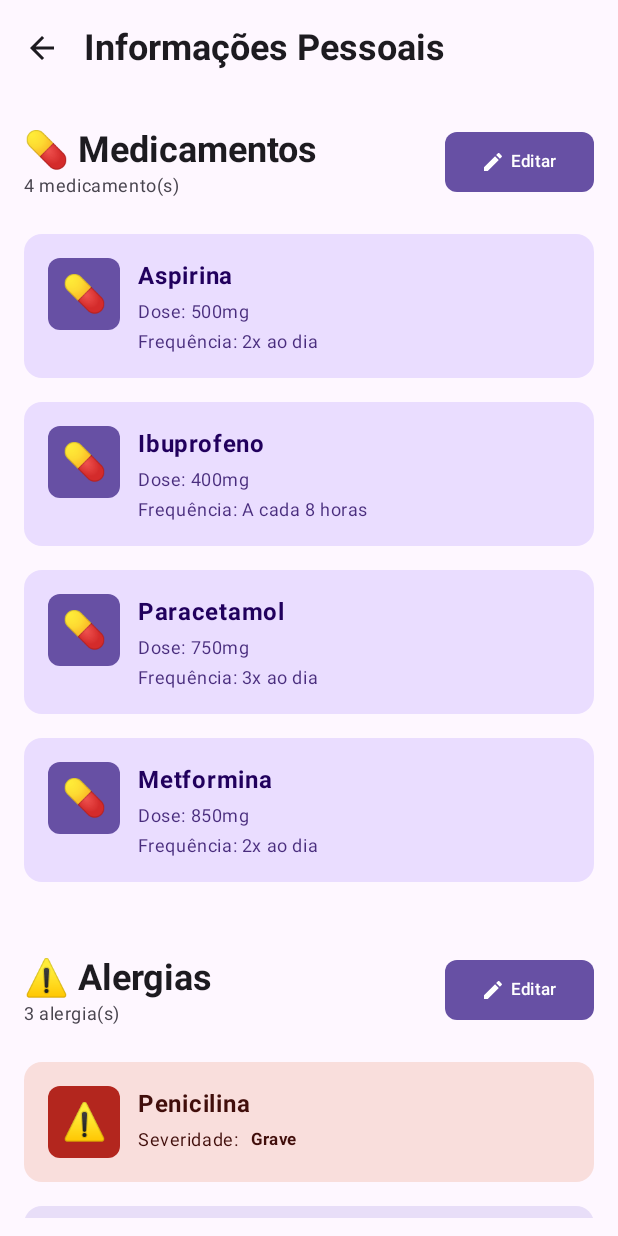
After one commit to ronaldocoding/hospital-maps, an Android app built with Jetpack Compose: the composable PersonalInfoScreen shown on its own in the app's theme, on a phone screen of 412 x 824 dp. The commit adds this screen. Run offline under Robolectric (Android 15) with nearby library versions, the phone set to English and light mode, and no system bars.

Commit message:
feat: Create PersonalInfoScreen

```diff
--- a/app/src/main/java/br/com/hospitalmaps/di/HospitalMapsModule.kt
+++ b/app/src/main/java/br/com/hospitalmaps/di/HospitalMapsModule.kt
@@ -6,6 +6,7 @@ import br.com.hospitalmaps.presentation.locationpermission.viewmodel.LocationPer
 import br.com.hospitalmaps.presentation.home.viewmodel.HomeViewModel
 import br.com.hospitalmaps.presentation.login.viewmodel.LoginViewModel
 import br.com.hospitalmaps.presentation.main.viewmodel.MainViewModel
+import br.com.hospitalmaps.presentation.personalinfo.viewmodel.PersonalInfoViewModel
 import br.com.hospitalmaps.presentation.signup.viewmodel.SignUpViewModel
 import com.google.android.gms.location.LocationServices
 import com.google.android.libraries.places.api.Places
@@ -23,5 +24,6 @@ val hospitalMapsModule = module {
     viewModelOf(::LocationPermissionViewModel)
     viewModelOf(::LoginViewModel)
     viewModelOf(::SignUpViewModel)
+    viewModelOf(::PersonalInfoViewModel)
     viewModelOf(::MainViewModel)
 }
--- a/app/src/main/java/br/com/hospitalmaps/navigation/Route.kt
+++ b/app/src/main/java/br/com/hospitalmaps/navigation/Route.kt
@@ -17,4 +17,7 @@ object Route {
 
     @Serializable
     data object SignUp
+
+    @Serializable
+    data object PersonalInfo
 }
--- /dev/null
+++ b/app/src/main/java/br/com/hospitalmaps/presentation/personalinfo/state/PersonalInfoUiState.kt
@@ -0,0 +1,101 @@
+package br.com.hospitalmaps.presentation.personalinfo.state
+
+data class Medicine(
+    val id: String,
+    val name: String,
+    val dosage: String,
+    val frequency: String,
+)
+
+data class Allergy(
+    val id: String,
+    val name: String,
+    val severity: String, // Leve, Moderada, Grave
+)
+
+data class Disease(
+    val id: String,
+    val name: String,
+    val status: String, // Ativo, Controlado, Curado
+)
+
+data class PersonalInfoUiModel(
+    val medicines: List<Medicine> = emptyList(),
+    val allergies: List<Allergy> = emptyList(),
+    val diseases: List<Disease> = emptyList(),
+    val isLoading: Boolean = false,
+)
+
+sealed class PersonalInfoUiState {
+    data object Idle : PersonalInfoUiState()
+
+    data class Content(val uiModel: PersonalInfoUiModel) : PersonalInfoUiState()
+
+    data object Error : PersonalInfoUiState()
+}
+
+// Fake data
+fun getFakePersonalInfo(): PersonalInfoUiModel {
+    return PersonalInfoUiModel(
+        medicines = listOf(
+            Medicine(
+                id = "1",
+                name = "Aspirina",
+                dosage = "500mg",
+                frequency = "2x ao dia"
+            ),
+            Medicine(
+                id = "2",
+                name = "Ibuprofeno",
+                dosage = "400mg",
+                frequency = "A cada 8 horas"
+            ),
+            Medicine(
+                id = "3",
+                name = "Paracetamol",
+                dosage = "750mg",
+                frequency = "3x ao dia"
+            ),
+            Medicine(
+                id = "4",
+                name = "Metformina",
+                dosage = "850mg",
+                frequency = "2x ao dia"
+            ),
+        ),
+        allergies = listOf(
+            Allergy(
+                id = "1",
+                name = "Penicilina",
+                severity = "Grave"
+            ),
+            Allergy(
+                id = "2",
+                name = "Amendoim",
+                severity = "Moderada"
+            ),
+            Allergy(
+                id = "3",
+                name = "Frutos do mar",
+                severity = "Leve"
+            ),
+        ),
+        diseases = listOf(
+            Disease(
+                id = "1",
+                name = "Hipertensão",
+                status = "Controlada"
+            ),
+            Disease(
+                id = "2",
+                name = "Diabetes tipo 2",
+                status = "Ativo"
+            ),
+            Disease(
+                id = "3",
+                name = "Asma",
+                status = "Controlada"
+            ),
+        )
+    )
+}
--- /dev/null
+++ b/app/src/main/java/br/com/hospitalmaps/presentation/personalinfo/view/PersonalInfoScreen.kt
@@ -0,0 +1,539 @@
+package br.com.hospitalmaps.presentation.personalinfo.view
+
+import androidx.compose.foundation.background
+import androidx.compose.foundation.layout.Arrangement
+import androidx.compose.foundation.layout.Box
+import androidx.compose.foundation.layout.Column
+import androidx.compose.foundation.layout.Row
+import androidx.compose.foundation.layout.Spacer
+import androidx.compose.foundation.layout.fillMaxSize
+import androidx.compose.foundation.layout.fillMaxWidth
+import androidx.compose.foundation.layout.height
+import androidx.compose.foundation.layout.padding
+import androidx.compose.foundation.layout.size
+import androidx.compose.foundation.lazy.LazyColumn
+import androidx.compose.foundation.lazy.items
+import androidx.compose.foundation.shape.RoundedCornerShape
+import androidx.compose.material.icons.Icons
+import androidx.compose.material.icons.automirrored.filled.ArrowBack
+import androidx.compose.material.icons.filled.Edit
+import androidx.compose.material3.Button
+import androidx.compose.material3.ButtonDefaults
+import androidx.compose.material3.Card
+import androidx.compose.material3.CardDefaults
+import androidx.compose.material3.ExperimentalMaterial3Api
+import androidx.compose.material3.Icon
+import androidx.compose.material3.IconButton
+import androidx.compose.material3.MaterialTheme
+import androidx.compose.material3.Scaffold
+import androidx.compose.material3.Text
+import androidx.compose.material3.TopAppBar
+import androidx.compose.material3.TopAppBarDefaults
+import androidx.compose.runtime.Composable
+import androidx.compose.runtime.LaunchedEffect
+import androidx.compose.runtime.getValue
+import androidx.compose.runtime.mutableStateOf
+import androidx.compose.runtime.saveable.rememberSaveable
+import androidx.compose.ui.Alignment
+import androidx.compose.ui.Modifier
+import androidx.compose.ui.text.font.FontWeight
+import androidx.compose.ui.text.style.TextOverflow
+import androidx.compose.ui.tooling.preview.Preview
+import androidx.compose.ui.unit.dp
+import androidx.lifecycle.compose.collectAsStateWithLifecycle
+import br.com.hospitalmaps.presentation.personalinfo.action.PersonalInfoAction
+import br.com.hospitalmaps.presentation.personalinfo.event.PersonalInfoEvent
+import br.com.hospitalmaps.presentation.personalinfo.state.Allergy
+import br.com.hospitalmaps.presentation.personalinfo.state.Disease
+import br.com.hospitalmaps.presentation.personalinfo.state.Medicine
+import br.com.hospitalmaps.presentation.personalinfo.state.PersonalInfoUiState
+import br.com.hospitalmaps.presentation.personalinfo.viewmodel.PersonalInfoViewModel
+import br.com.hospitalmaps.shared.utils.ObserveAsEvents
+import br.com.hospitalmaps.ui.theme.HospitalMapsAppTheme
+import org.koin.androidx.compose.koinViewModel
+
+@Composable
+fun PersonalInfoScreen(
+    onBackClick: () -> Unit = {},
+    onEditMedicinesClick: () -> Unit = {},
+    onEditAllergiesClick: () -> Unit = {},
+    onEditDiseasesClick: () -> Unit = {}
+) {
+    val viewModel: PersonalInfoViewModel = koinViewModel()
+    val uiState by viewModel.uiState.collectAsStateWithLifecycle()
+    val isInitialized = rememberSaveable { mutableStateOf(false) }
+
+    LaunchedEffect(Unit) {
+        if (isInitialized.value.not()) viewModel.onAction(PersonalInfoAction.OnInitialized)
+        isInitialized.value = true
+    }
+
+    ObserveAsEvents(viewModel.event) { event ->
+        when (event) {
+            PersonalInfoEvent.NavigateBack -> onBackClick()
+            PersonalInfoEvent.NavigateToEditMedicines -> onEditMedicinesClick()
+            PersonalInfoEvent.NavigateToEditAllergies -> onEditAllergiesClick()
+            PersonalInfoEvent.NavigateToEditDiseases -> onEditDiseasesClick()
+            is PersonalInfoEvent.ShowError -> {
+                // TODO: Show error message
+            }
+        }
+    }
+
+    when (uiState) {
+        is PersonalInfoUiState.Idle -> Unit
+        is PersonalInfoUiState.Content -> {
+            val model = (uiState as PersonalInfoUiState.Content).uiModel
+            PersonalInfoScreenContent(
+                medicines = model.medicines,
+                allergies = model.allergies,
+                diseases = model.diseases,
+                onEditMedicinesClick = { viewModel.onAction(PersonalInfoAction.OnEditMedicinesClicked) },
+                onEditAllergiesClick = { viewModel.onAction(PersonalInfoAction.OnEditAllergiesClicked) },
+                onEditDiseasesClick = { viewModel.onAction(PersonalInfoAction.OnEditDiseasesClicked) },
+                onBackClick = { viewModel.onAction(PersonalInfoAction.OnBackClicked) }
+            )
+        }
+
+        is PersonalInfoUiState.Error -> Unit
+    }
+}
+
+@OptIn(ExperimentalMaterial3Api::class)
+@Composable
+private fun PersonalInfoScreenContent(
+    medicines: List<Medicine>,
+    allergies: List<Allergy>,
+    diseases: List<Disease>,
+    onEditMedicinesClick: () -> Unit,
+    onEditAllergiesClick: () -> Unit,
+    onEditDiseasesClick: () -> Unit,
+    onBackClick: () -> Unit
+) {
+    Scaffold(
+        topBar = {
+            TopAppBar(
+                title = {
+                    Text(
+                        text = "Informações Pessoais",
+                        style = MaterialTheme.typography.headlineSmall,
+                        fontWeight = FontWeight.Bold,
+                        color = MaterialTheme.colorScheme.onSurface
+                    )
+                },
+                navigationIcon = {
+                    IconButton(onClick = onBackClick) {
+                        Icon(
+                            imageVector = Icons.AutoMirrored.Filled.ArrowBack,
+                            contentDescription = "Voltar",
+                            tint = MaterialTheme.colorScheme.onSurface
+                        )
+                    }
+                },
+                colors = TopAppBarDefaults.topAppBarColors(
+                    containerColor = MaterialTheme.colorScheme.surface,
+                    titleContentColor = MaterialTheme.colorScheme.onSurface
+                )
+            )
+        },
+        modifier = Modifier
+            .fillMaxSize()
+            .background(MaterialTheme.colorScheme.surface)
+    ) { innerPadding ->
+        LazyColumn(
+            modifier = Modifier
+                .fillMaxSize()
+                .padding(innerPadding)
+                .padding(horizontal = 16.dp, vertical = 12.dp),
+            verticalArrangement = Arrangement.spacedBy(16.dp)
+        ) {
+            // Medicines Section
+            item {
+                InfoSection(
+                    title = "💊 Medicamentos",
+                    description = "${medicines.size} medicamento(s)",
+                    onEditClick = onEditMedicinesClick
+                )
+            }
+
+            if (medicines.isNotEmpty()) {
+                items(medicines) { medicine ->
+                    MedicineCard(medicine = medicine)
+                }
+            } else {
+                item {
+                    EmptyStateCard(
+                        text = "Nenhum medicamento registrado",
+                        icon = "🔍"
+                    )
+                }
+            }
+
+            item {
+                Spacer(modifier = Modifier.height(8.dp))
+            }
+
+            // Allergies Section
+            item {
+                InfoSection(
+                    title = "⚠️ Alergias",
+                    description = "${allergies.size} alergia(s)",
+                    onEditClick = onEditAllergiesClick
+                )
+            }
+
+            if (allergies.isNotEmpty()) {
+                items(allergies) { allergy ->
+                    AllergyCard(allergy = allergy)
+                }
+            } else {
+                item {
+                    EmptyStateCard(
+                        text = "Nenhuma alergia registrada",
+                        icon = "✓"
+                    )
+                }
+            }
+
+            item {
+                Spacer(modifier = Modifier.height(8.dp))
+            }
+
+            // Diseases Section
+            item {
+                InfoSection(
+                    title = "🏥 Doenças",
+                    description = "${diseases.size} doença(s)",
+                    onEditClick = onEditDiseasesClick
+                )
+            }
+
+            if (diseases.isNotEmpty()) {
+                items(diseases) { disease ->
+                    DiseaseCard(disease = disease)
+                }
+            } else {
+                item {
+                    EmptyStateCard(
+                        text = "Nenhuma doença registrada",
+                        icon = "🌟"
+                    )
+                }
+            }
+
+            item {
+                Spacer(modifier = Modifier.height(16.dp))
+            }
+        }
+    }
+}
+
+@Composable
+private fun InfoSection(
+    title: String,
+    description: String,
+    onEditClick: () -> Unit
+) {
+    Row(
+        modifier = Modifier
+            .fillMaxWidth()
+            .padding(vertical = 8.dp),
+        horizontalArrangement = Arrangement.SpaceBetween,
+        verticalAlignment = Alignment.CenterVertically
+    ) {
+        Column(
+            modifier = Modifier.weight(1f)
+        ) {
+            Text(
+                text = title,
+                style = MaterialTheme.typography.headlineSmall,
+                fontWeight = FontWeight.Bold,
+                color = MaterialTheme.colorScheme.onSurface
+            )
+            Text(
+                text = description,
+                style = MaterialTheme.typography.bodySmall,
+                color = MaterialTheme.colorScheme.onSurfaceVariant
+            )
+        }
+
+        Button(
+            onClick = onEditClick,
+            modifier = Modifier.height(40.dp),
+            shape = RoundedCornerShape(8.dp),
+            colors = ButtonDefaults.buttonColors(
+                containerColor = MaterialTheme.colorScheme.primary
+            )
+        ) {
+            Icon(
+                imageVector = Icons.Default.Edit,
+                contentDescription = "Editar",
+                modifier = Modifier.size(16.dp),
+                tint = MaterialTheme.colorScheme.onPrimary
+            )
+            Spacer(modifier = Modifier.size(4.dp))
+            Text(
+                text = "Editar",
+                style = MaterialTheme.typography.labelSmall,
+                color = MaterialTheme.colorScheme.onPrimary
+            )
+        }
+    }
+}
+
+@Composable
+private fun MedicineCard(medicine: Medicine) {
+    Card(
+        modifier = Modifier.fillMaxWidth(),
+        shape = RoundedCornerShape(12.dp),
+        colors = CardDefaults.cardColors(
+            containerColor = MaterialTheme.colorScheme.primaryContainer,
+            contentColor = MaterialTheme.colorScheme.onPrimaryContainer
+        )
+    ) {
+        Row(
+            modifier = Modifier
+                .fillMaxWidth()
+                .padding(16.dp),
+            horizontalArrangement = Arrangement.spacedBy(12.dp),
+            verticalAlignment = Alignment.Top
+        ) {
+            // Icon
+            Box(
+                modifier = Modifier
+                    .size(48.dp)
+                    .background(
+                        color = MaterialTheme.colorScheme.primary,
+                        shape = RoundedCornerShape(8.dp)
+                    ),
+                contentAlignment = Alignment.Center
+            ) {
+                Text(
+                    text = "💊",
+                    style = MaterialTheme.typography.headlineSmall
+                )
+            }
+
+            // Content
+            Column(
+                modifier = Modifier.weight(1f),
+                verticalArrangement = Arrangement.spacedBy(4.dp)
+            ) {
+                Text(
+                    text = medicine.name,
+                    style = MaterialTheme.typography.bodyLarge,
+                    fontWeight = FontWeight.Bold,
+                    color = MaterialTheme.colorScheme.onPrimaryContainer
+                )
+                Text(
+                    text = "Dose: ${medicine.dosage}",
+                    style = MaterialTheme.typography.bodySmall,
+                    color = MaterialTheme.colorScheme.onPrimaryContainer.copy(alpha = 0.8f)
+                )
+                Text(
+                    text = "Frequência: ${medicine.frequency}",
+                    style = MaterialTheme.typography.bodySmall,
+                    color = MaterialTheme.colorScheme.onPrimaryContainer.copy(alpha = 0.8f)
+                )
+            }
+        }
+    }
+}
+
+@Composable
+private fun AllergyCard(allergy: Allergy) {
+    Card(
+        modifier = Modifier.fillMaxWidth(),
+        shape = RoundedCornerShape(12.dp),
+        colors = CardDefaults.cardColors(
+            containerColor = when (allergy.severity) {
+                "Grave" -> MaterialTheme.colorScheme.errorContainer
+                "Moderada" -> MaterialTheme.colorScheme.secondaryContainer
+                else -> MaterialTheme.colorScheme.tertiaryContainer
+            },
+            contentColor = when (allergy.severity) {
+                "Grave" -> MaterialTheme.colorScheme.onErrorContainer
+                "Moderada" -> MaterialTheme.colorScheme.onSecondaryContainer
+                else -> MaterialTheme.colorScheme.onTertiaryContainer
+            }
+        )
+    ) {
+        Row(
+            modifier = Modifier
+                .fillMaxWidth()
+                .padding(16.dp),
+            horizontalArrangement = Arrangement.spacedBy(12.dp),
+            verticalAlignment = Alignment.Top
+        ) {
+            // Icon
+            Box(
+                modifier = Modifier
+                    .size(48.dp)
+                    .background(
+                        color = when (allergy.severity) {
+                            "Grave" -> MaterialTheme.colorScheme.error
+                            "Moderada" -> MaterialTheme.colorScheme.secondary
+                            else -> MaterialTheme.colorScheme.tertiary
+                        },
+                        shape = RoundedCornerShape(8.dp)
+                    ),
+                contentAlignment = Alignment.Center
+            ) {
+                Text(
+                    text = "⚠️",
+                    style = MaterialTheme.typography.headlineSmall
+                )
+            }
+
+            // Content
+            Column(
+                modifier = Modifier.weight(1f),
+                verticalArrangement = Arrangement.spacedBy(4.dp)
+            ) {
+                Text(
+                    text = allergy.name,
+                    style = MaterialTheme.typography.bodyLarge,
+                    fontWeight = FontWeight.Bold,
+                    maxLines = 1,
+                    overflow = TextOverflow.Ellipsis
+                )
+                Row(
+                    horizontalArrangement = Arrangement.spacedBy(8.dp),
+                    verticalAlignment = Alignment.CenterVertically
+                ) {
+                    Text(
+                        text = "Severidade:",
+                        style = MaterialTheme.typography.bodySmall
+                    )
+                    Text(
+                        text = allergy.severity,
+                        style = MaterialTheme.typography.labelSmall,
+                        fontWeight = FontWeight.Bold
+                    )
+                }
+            }
+        }
+    }
+}
+
+@Composable
+private fun DiseaseCard(disease: Disease) {
+    Card(
+        modifier = Modifier.fillMaxWidth(),
+        shape = RoundedCornerShape(12.dp),
+        colors = CardDefaults.cardColors(
+            containerColor = MaterialTheme.colorScheme.surfaceVariant,
+            contentColor = MaterialTheme.colorScheme.onSurfaceVariant
+        )
+    ) {
+        Row(
+            modifier = Modifier
+                .fillMaxWidth()
+                .padding(16.dp),
+            horizontalArrangement = Arrangement.spacedBy(12.dp),
+            verticalAlignment = Alignment.Top
+        ) {
+            // Icon
+            Box(
+                modifier = Modifier
+                    .size(48.dp)
+                    .background(
+                        color = MaterialTheme.colorScheme.primary,
+                        shape = RoundedCornerShape(8.dp)
+                    ),
+                contentAlignment = Alignment.Center
+            ) {
+                Text(
+                    text = "🏥",
+                    style = MaterialTheme.typography.headlineSmall
+                )
+            }
+
+            // Content
+            Column(
+                modifier = Modifier.weight(1f),
+                verticalArrangement = Arrangement.spacedBy(4.dp)
+            ) {
+                Text(
+                    text = disease.name,
+                    style = MaterialTheme.typography.bodyLarge,
+                    fontWeight = FontWeight.Bold,
+                    color = MaterialTheme.colorScheme.onSurfaceVariant
+                )
+                Row(
+                    horizontalArrangement = Arrangement.spacedBy(8.dp),
+                    verticalAlignment = Alignment.CenterVertically
+                ) {
+                    Text(
+                        text = "Status:",
+                        style = MaterialTheme.typography.bodySmall,
+                        color = MaterialTheme.colorScheme.onSurfaceVariant
+                    )
+                    Box(
+                        modifier = Modifier
+                            .background(
+                                color = when (disease.status) {
+                                    "Ativo" -> MaterialTheme.colorScheme.error
+                                    "Controlada" -> MaterialTheme.colorScheme.secondary
+                                    else -> MaterialTheme.colorScheme.tertiary
+                                },
+                                shape = RoundedCornerShape(4.dp)
+                            )
+                            .padding(horizontal = 8.dp, vertical = 2.dp)
+                    ) {
+                        Text(
+                            text = disease.status,
+                            style = MaterialTheme.typography.labelSmall,
+                            fontWeight = FontWeight.Bold,
+                            color = MaterialTheme.colorScheme.onSecondary
+                        )
+                    }
+                }
+            }
+        }
+    }
+}
+
+@Composable
+private fun EmptyStateCard(
+    text: String,
+    icon: String
+) {
+    Card(
+        modifier = Modifier.fillMaxWidth(),
+        shape = RoundedCornerShape(12.dp),
+        colors = CardDefaults.cardColors(
+            containerColor = MaterialTheme.colorScheme.surfaceVariant.copy(alpha = 0.5f)
+        )
+    ) {
+        Box(
+            modifier = Modifier
+                .fillMaxWidth()
+                .padding(32.dp),
+            contentAlignment = Alignment.Center
+        ) {
+            Column(
+                horizontalAlignment = Alignment.CenterHorizontally,
+                verticalArrangement = Arrangement.spacedBy(8.dp)
+            ) {
+                Text(
+                    text = icon,
+                    style = MaterialTheme.typography.headlineMedium
+                )
+                Text(
+                    text = text,
+                    style = MaterialTheme.typography.bodySmall,
+                    color = MaterialTheme.colorScheme.onSurfaceVariant
+                )
+            }
+        }
+    }
+}
+
+@Preview(showBackground = true, device = "id:pixel_5")
+@Composable
+fun PersonalInfoScreenPreview() {
+    HospitalMapsAppTheme {
+        PersonalInfoScreen()
+    }
+}
--- /dev/null
+++ b/app/src/main/java/br/com/hospitalmaps/presentation/personalinfo/viewmodel/PersonalInfoViewModel.kt
@@ -0,0 +1,60 @@
+package br.com.hospitalmaps.presentation.personalinfo.viewmodel
+
+import androidx.lifecycle.ViewModel
+import androidx.lifecycle.viewModelScope
+import br.com.hospitalmaps.presentation.personalinfo.action.PersonalInfoAction
+import br.com.hospitalmaps.presentation.personalinfo.event.PersonalInfoEvent
+import br.com.hospitalmaps.presentation.personalinfo.state.PersonalInfoUiState
+import br.com.hospitalmaps.presentation.personalinfo.state.getFakePersonalInfo
+import kotlinx.coroutines.channels.Channel
+import kotlinx.coroutines.flow.MutableStateFlow
+import kotlinx.coroutines.flow.asStateFlow
+import kotlinx.coroutines.flow.receiveAsFlow
+import kotlinx.coroutines.launch
+
+class PersonalInfoViewModel : ViewModel() {
+    private val _uiState = MutableStateFlow<PersonalInfoUiState>(PersonalInfoUiState.Idle)
+    val uiState = _uiState.asStateFlow()
+
+    private val _event = Channel<PersonalInfoEvent>()
+    val event = _event.receiveAsFlow()
+
+    fun onAction(action: PersonalInfoAction) {
+        when (action) {
+            PersonalInfoAction.OnInitialized -> handleOnInitialized()
+            PersonalInfoAction.OnEditMedicinesClicked -> handleOnEditMedicinesClicked()
+            PersonalInfoAction.OnEditAllergiesClicked -> handleOnEditAllergiesClicked()
+            PersonalInfoAction.OnEditDiseasesClicked -> handleOnEditDiseasesClicked()
+            PersonalInfoAction.OnBackClicked -> handleOnBackClicked()
+        }
+    }
+
+    private fun handleOnInitialized() {
+        // Load fake data for now
+        _uiState.value = PersonalInfoUiState.Content(getFakePersonalInfo())
+    }
+
+    private fun handleOnEditMedicinesClicked() {
+        viewModelScope.launch {
+            _event.send(PersonalInfoEvent.NavigateToEditMedicines)
+        }
+    }
+
+    private fun handleOnEditAllergiesClicked() {
+        viewModelScope.launch {
+            _event.send(PersonalInfoEvent.NavigateToEditAllergies)
+        }
+    }
+
+    private fun handleOnEditDiseasesClicked() {
+        viewModelScope.launch {
+            _event.send(PersonalInfoEvent.NavigateToEditDiseases)
+        }
+    }
+
+    private fun handleOnBackClicked() {
+        viewModelScope.launch {
+            _event.send(PersonalInfoEvent.NavigateBack)
+        }
+    }
+}
```
Also changed, not shown: app/src/main/java/br/com/hospitalmaps/presentation/main/view/MainScreen.kt (+21 -1 lines), app/src/main/java/br/com/hospitalmaps/presentation/personalinfo/action/PersonalInfoAction.kt (added, +9 -0 lines), app/src/main/java/br/com/hospitalmaps/presentation/personalinfo/event/PersonalInfoEvent.kt (added, +9 -0 lines).
